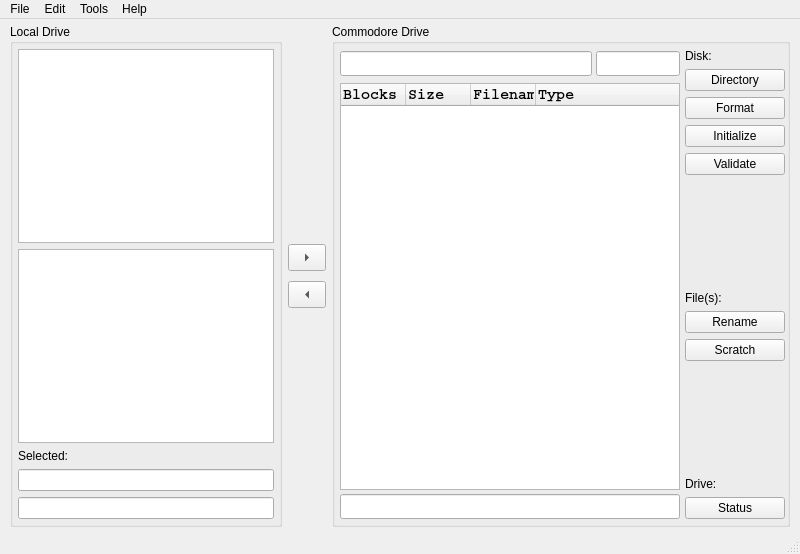
Before: the Qt Designer form filewindow.ui in mveinot/QtCBM, drawn with Qt 5.
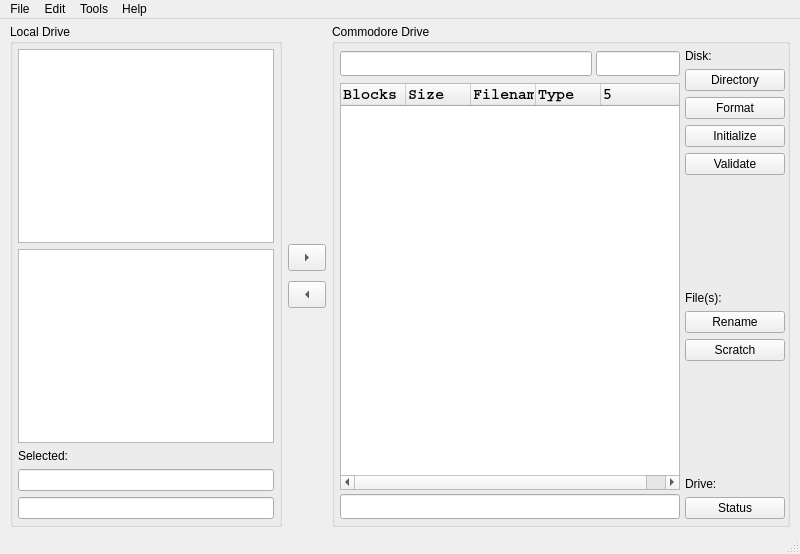
After: the same form once the commit is applied. Icons and pictures are not drawn.

Commit message: Remove non-C64 font support

The edit to the form file:
```diff
--- a/filewindow.ui
+++ b/filewindow.ui
@@ -574,7 +574,7 @@
                    <bool>false</bool>
                   </property>
                   <property name="columnCount">
-                   <number>4</number>
+                   <number>5</number>
                   </property>
                   <attribute name="headerDefaultSectionSize">
                    <number>65</number>
@@ -602,6 +602,11 @@
                     <string>Type</string>
                    </property>
                   </column>
+                  <column>
+                   <property name="text">
+                    <string notr="true">5</string>
+                   </property>
+                  </column>
                  </widget>
                 </item>
                 <item>
```
The commit also changes 2 other files.
